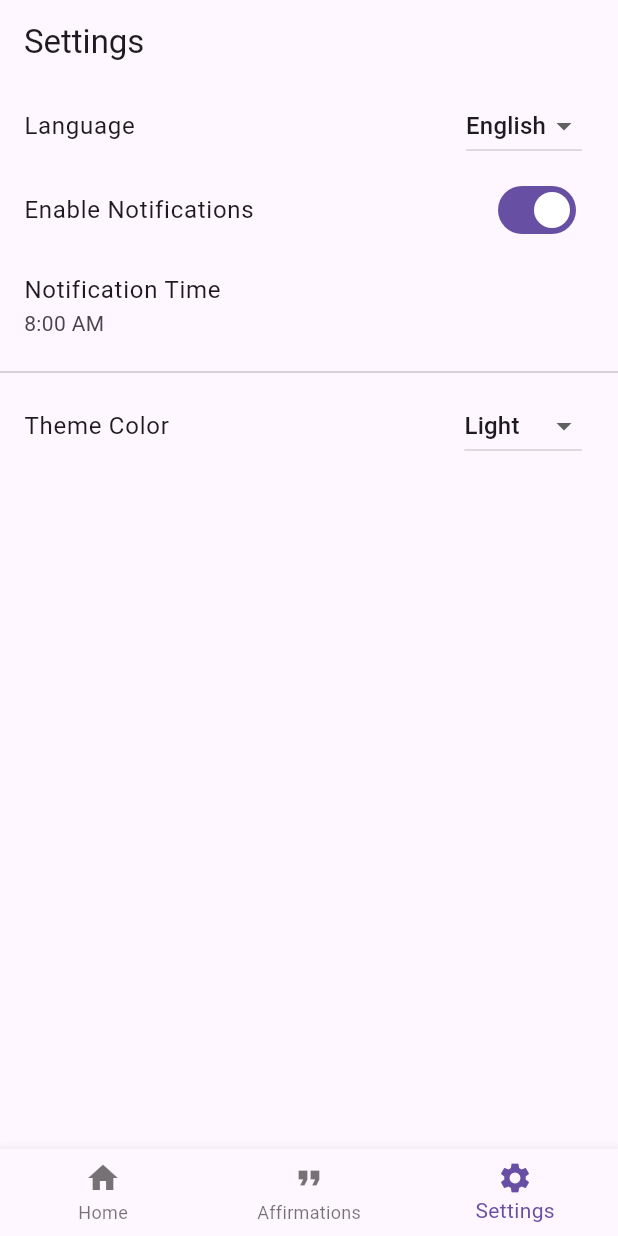
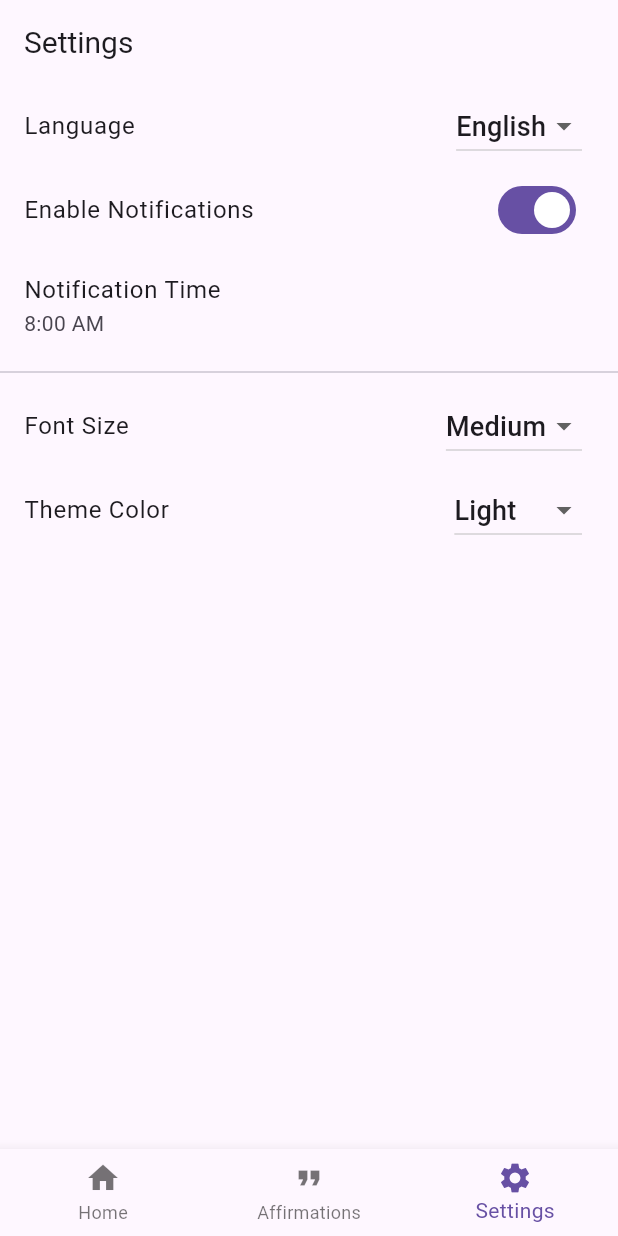
Before and after one commit to JonsonChang/Affirmative-sentence, a Flutter app: the screen it shows after launch, item 3 of the bottom bar chosen, on a phone screen of 412 x 824 dp. Run offline on Flutter 3.47's test engine with Material 3 defaults, Android fonts, the light colour scheme and no system bars; our stand-ins replace shared_preferences.

Commit message:
字體大小

```diff
--- a/affirmative_sentence/lib/l10n/app_en.arb
+++ b/affirmative_sentence/lib/l10n/app_en.arb
@@ -18,5 +18,9 @@
   "language": "Language",
   "lightTheme": "Light",
   "darkTheme": "Dark",
-  "systemTheme": "System"
+  "systemTheme": "System",
+  "fontSize": "Font Size",
+  "small": "Small",
+  "medium": "Medium",
+  "large": "Large"
 }
--- a/affirmative_sentence/lib/l10n/app_localizations.dart
+++ b/affirmative_sentence/lib/l10n/app_localizations.dart
@@ -37,6 +37,10 @@ class S {
   String get lightTheme => _localizedStrings['lightTheme']!;
   String get darkTheme => _localizedStrings['darkTheme']!;
   String get systemTheme => _localizedStrings['systemTheme']!;
+  String get fontSize => _localizedStrings['fontSize']!;
+  String get small => _localizedStrings['small']!;
+  String get medium => _localizedStrings['medium']!;
+  String get large => _localizedStrings['large']!;
 }
 
 class _SDelegate extends LocalizationsDelegate<S> {
@@ -76,7 +80,11 @@ S _lookupS(Locale locale) {
         'language': '語言',
         'lightTheme': '淺色',
         'darkTheme': '深色',
-        'systemTheme': '系統預設'
+        'systemTheme': '系統預設',
+        'fontSize': '字體大小',
+        'small': '小',
+        'medium': '中',
+        'large': '大'
       });
     default:
       return S({
@@ -98,7 +106,11 @@ S _lookupS(Locale locale) {
         'language': 'Language',
         'lightTheme': 'Light',
         'darkTheme': 'Dark',
-        'systemTheme': 'System'
+        'systemTheme': 'System',
+        'fontSize': 'Font Size',
+        'small': 'Small',
+        'medium': 'Medium',
+        'large': 'Large'
       });
   }
 }
--- a/affirmative_sentence/lib/l10n/app_zh.arb
+++ b/affirmative_sentence/lib/l10n/app_zh.arb
@@ -18,5 +18,9 @@
   "language": "語言",
   "lightTheme": "淺色",
   "darkTheme": "深色",
-  "systemTheme": "系統預設"
+  "systemTheme": "系統預設",
+  "fontSize": "字體大小",
+  "small": "小",
+  "medium": "中",
+  "large": "大"
 }
--- a/affirmative_sentence/lib/main.dart
+++ b/affirmative_sentence/lib/main.dart
@@ -21,6 +21,9 @@ class MyApp extends StatefulWidget {
 class MyAppState extends State<MyApp> {
   Locale? _locale;
   ThemeMode _themeMode = ThemeMode.system;
+  String _fontSize = 'medium';
+
+  String get fontSize => _fontSize;
 
   @override
   void initState() {
@@ -49,6 +52,22 @@ class MyAppState extends State<MyApp> {
         );
       });
     }
+
+    // Load font size
+    final fontSize = prefs.getString('fontSize');
+    if (fontSize != null) {
+      setState(() {
+        _fontSize = fontSize;
+      });
+    }
+  }
+
+  void changeFontSize(String fontSize) async {
+    final prefs = await SharedPreferences.getInstance();
+    await prefs.setString('fontSize', fontSize);
+    setState(() {
+      _fontSize = fontSize;
+    });
   }
 
   void changeLanguage(Locale locale) async {
@@ -81,11 +100,23 @@ class MyAppState extends State<MyApp> {
       theme: ThemeData(
         primarySwatch: Colors.blue,
         visualDensity: VisualDensity.adaptivePlatformDensity,
+        textTheme: TextTheme(
+          bodyLarge: TextStyle(fontSize: _fontSize == 'small' ? 14 : _fontSize == 'medium' ? 16 : 18),
+          bodyMedium: TextStyle(fontSize: _fontSize == 'small' ? 12 : _fontSize == 'medium' ? 14 : 16),
+          titleLarge: TextStyle(fontSize: _fontSize == 'small' ? 18 : _fontSize == 'medium' ? 20 : 22),
+          titleMedium: TextStyle(fontSize: _fontSize == 'small' ? 16 : _fontSize == 'medium' ? 18 : 20),
+        ),
       ),
       darkTheme: ThemeData(
         primarySwatch: Colors.blue,
         brightness: Brightness.dark,
         visualDensity: VisualDensity.adaptivePlatformDensity,
+        textTheme: TextTheme(
+          bodyLarge: TextStyle(fontSize: _fontSize == 'small' ? 14 : _fontSize == 'medium' ? 16 : 18),
+          bodyMedium: TextStyle(fontSize: _fontSize == 'small' ? 12 : _fontSize == 'medium' ? 14 : 16),
+          titleLarge: TextStyle(fontSize: _fontSize == 'small' ? 18 : _fontSize == 'medium' ? 20 : 22),
+          titleMedium: TextStyle(fontSize: _fontSize == 'small' ? 16 : _fontSize == 'medium' ? 18 : 20),
+        ),
       ),
       themeMode: _themeMode,
       home: const HomeScreen(),
--- a/affirmative_sentence/lib/screens/settings_screen.dart
+++ b/affirmative_sentence/lib/screens/settings_screen.dart
@@ -43,6 +43,36 @@ class _SettingsScreenState extends State<SettingsScreen> {
             child: Text(languageName),
           );
         }).toList(),
+      ),
+    );
+  }
+
+  Widget _buildFontSizeSelector(BuildContext context) {
+    final currentFontSize = _appContext.findRootAncestorStateOfType<MyAppState>()?.fontSize ?? 'medium';
+
+    return ListTile(
+      title: Text(S.of(context)!.fontSize),
+      trailing: DropdownButton<String>(
+        value: currentFontSize,
+        onChanged: (String? newSize) {
+          if (newSize != null) {
+            (_appContext.findRootAncestorStateOfType<MyAppState>()?.changeFontSize(newSize));
+          }
+        },
+        items: [
+          DropdownMenuItem<String>(
+            value: 'small',
+            child: Text(S.of(context)!.small),
+          ),
+          DropdownMenuItem<String>(
+            value: 'medium',
+            child: Text(S.of(context)!.medium),
+          ),
+          DropdownMenuItem<String>(
+            value: 'large',
+            child: Text(S.of(context)!.large),
+          ),
+        ],
       ),
     );
   }
@@ -104,6 +134,7 @@ class _SettingsScreenState extends State<SettingsScreen> {
             onTap: () => _selectTime(context),
           ),
           const Divider(),
+          _buildFontSizeSelector(context),
           _buildThemeSelector(context),
         ],
       ),
```
Also changed, not shown: 1 other file.
